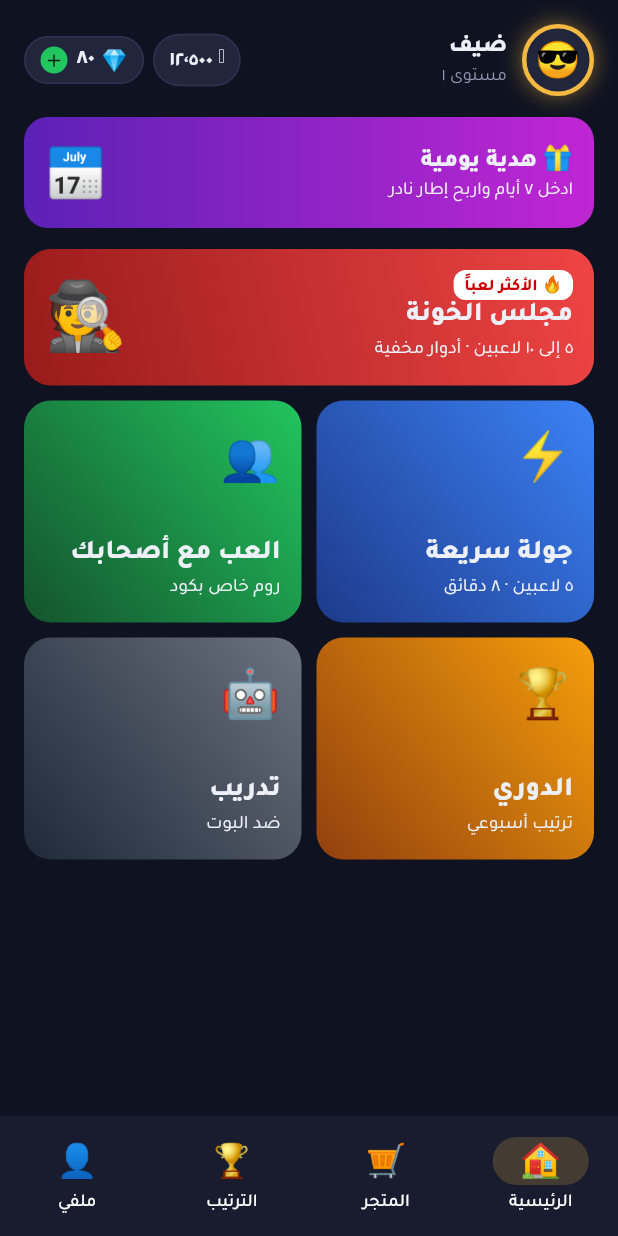
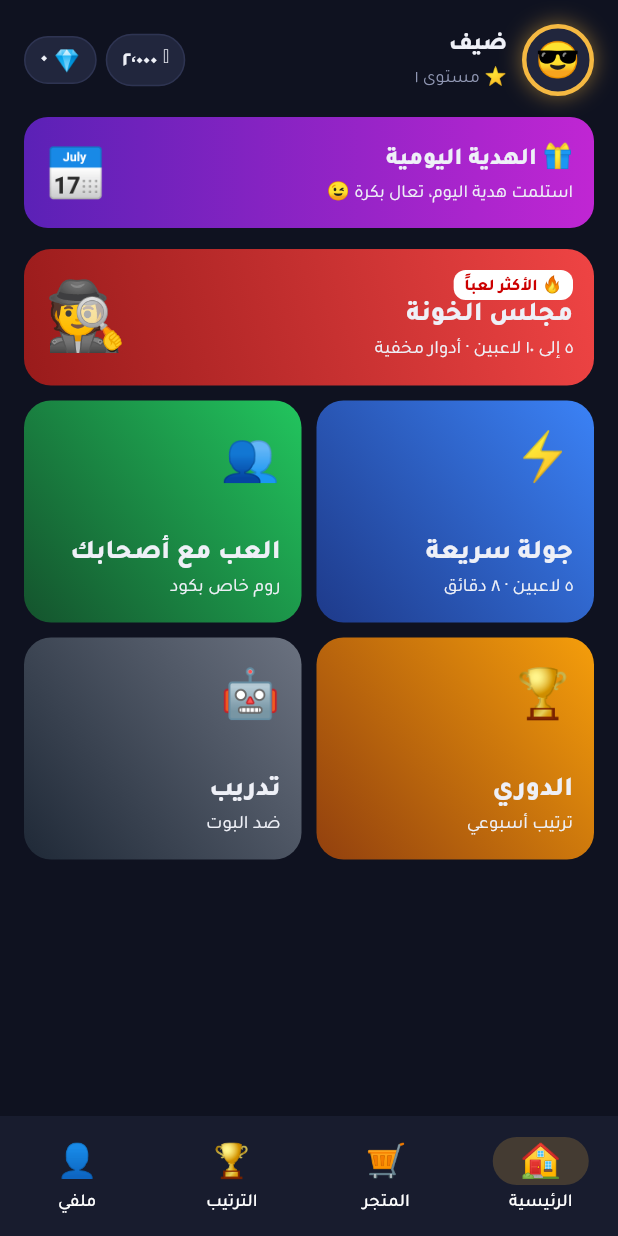
Before and after one commit to hussainfaisalaljaser-lang/majlis-game, a Flutter app: the screen it shows after launch, on a phone screen of 412 x 824 dp. Run offline on Flutter 3.47's test engine with Material 3 defaults, Android fonts, the phone set to English and light mode, and no system bars; our stand-ins replace cloud_firestore, cloud_functions, firebase_auth, firebase_core; accounts and stored records are empty; network calls fail.

Commit message:
Add player profiles, daily rewards, and coin-based table tiers
- functions: users/{uid} profiles (name, avatar, coins, diamonds, xp,
  level, stats) with ensureProfile, updateProfile (validated name and
  avatar list) and claimDaily (7-day streak, Gulf time reset)
- functions: quick-match tiers check level/VIP and escrow the entry fee
  on join, refund on leave; at game over the winning team splits the
  pot, everyone gets XP and stats; results stored on the room
- firestore.rules: players can read only their own profile
- app: first-run name/avatar setup, profile screen with level and
  stats, daily reward dialog, live coins in the header, tiers locked
  by level/VIP/coins, pot in the waiting room, rewards on game over
- tests: e2e covers profiles, daily claim, tier locks, fee refund and
  pot split; unit tests for daily streak and levels

Co-Authored-By: Claude Opus 5.5 <noreply@anthropic.com>
Claude-Session: https://claude.ai/code/session_01BusRnDayDYfrYcixxUP2K5

```diff
--- a/app/lib/main.dart
+++ b/app/lib/main.dart
@@ -4,6 +4,7 @@ import 'package:flutter/semantics.dart';
 import 'package:flutter_localizations/flutter_localizations.dart';
 
 import 'screens/home_screen.dart';
+import 'screens/profile_screen.dart';
 import 'services/backend.dart';
 import 'theme.dart';
 
@@ -27,7 +28,27 @@ class MajlisApp extends StatelessWidget {
       locale: const Locale('ar'),
       supportedLocales: const [Locale('ar')],
       localizationsDelegates: GlobalMaterialLocalizations.delegates,
-      home: const HomeScreen(),
+      home: const _Gate(),
     );
   }
 }
+
+/// أول مرة: يطلب من اللاعب يختار اسمه وصورته. بعدها: الرئيسية.
+class _Gate extends StatelessWidget {
+  const _Gate();
+
+  @override
+  Widget build(BuildContext context) {
+    final backend = Backend.instance;
+    if (!backend.isReady) return const HomeScreen();
+    return ValueListenableBuilder(
+      valueListenable: backend.profileLoaded,
+      builder: (context, loaded, _) => !loaded
+          ? const Scaffold(body: Center(child: CircularProgressIndicator()))
+          : ValueListenableBuilder(
+              valueListenable: backend.profile,
+              builder: (context, p, _) => p.setupDone ? const HomeScreen() : const EditProfileScreen(firstTime: true),
+            ),
+    );
+  }
+}
--- /dev/null
+++ b/app/lib/models/profile.dart
@@ -0,0 +1,94 @@
+/// ملف اللاعب كما يحفظه السيرفر (functions/src/profile.ts).
+class Profile {
+  const Profile({
+    required this.name,
+    required this.avatar,
+    required this.setupDone,
+    required this.coins,
+    required this.diamonds,
+    required this.xp,
+    required this.level,
+    required this.vip,
+    required this.gamesPlayed,
+    required this.gamesWon,
+    required this.lastDaily,
+    required this.dailyStreak,
+  });
+
+  factory Profile.fromJson(Map<String, dynamic> j) => Profile(
+        name: j['name'] as String,
+        avatar: j['avatar'] as String,
+        setupDone: j['setupDone'] as bool? ?? false,
+        coins: j['coins'] as int,
+        diamonds: j['diamonds'] as int,
+        xp: j['xp'] as int,
+        level: j['level'] as int,
+        vip: j['vip'] as bool? ?? false,
+        gamesPlayed: j['gamesPlayed'] as int,
+        gamesWon: j['gamesWon'] as int,
+        lastDaily: j['lastDaily'] as String?,
+        dailyStreak: j['dailyStreak'] as int,
+      );
+
+  /// للعرض التجريبي بدون سيرفر (نسخة الويب).
+  static const demo = Profile(
+    name: 'ضيف',
+    avatar: '😎',
+    setupDone: true,
+    coins: 2000,
+    diamonds: 0,
+    xp: 0,
+    level: 1,
+    vip: false,
+    gamesPlayed: 0,
+    gamesWon: 0,
+    lastDaily: null,
+    dailyStreak: 0,
+  );
+
+  final String name;
+  final String avatar;
+  final bool setupDone;
+  final int coins;
+  final int diamonds;
+  final int xp;
+  final int level;
+  final bool vip;
+  final int gamesPlayed;
+  final int gamesWon;
+  final String? lastDaily;
+  final int dailyStreak;
+
+  static const xpPerLevel = 100;
+  int get xpInLevel => xp % xpPerLevel;
+
+  int get winRate => gamesPlayed == 0 ? 0 : (gamesWon * 100 / gamesPlayed).round();
+
+  bool get dailyAvailable => lastDaily != gulfDay(DateTime.now());
+
+  /// رقم اليوم الجاي في سلسلة الهدية (١ إلى ٧).
+  int get nextDailyDay {
+    final today = gulfDay(DateTime.now());
+    final yesterday = gulfDay(DateTime.now().subtract(const Duration(days: 1)));
+    if (lastDaily == today) return dailyStreak;
+    if (lastDaily == yesterday) return dailyStreak % dailyRewards.length + 1;
+    return 1;
+  }
+}
+
+/// نفس الصور المسموحة في السيرفر.
+const avatars = ['😎', '👩', '🧔', '👨‍🦱', '👴', '👱‍♀️', '🧑', '👩‍🦰', '👨', '🧕', '🥷', '🤠', '👳‍♂️', '🧙', '🕵️', '🦸'];
+
+/// مكافآت الأيام السبعة (نفس functions/src/economy.ts).
+const dailyRewards = [
+  (coins: 200, diamonds: 0),
+  (coins: 300, diamonds: 0),
+  (coins: 400, diamonds: 0),
+  (coins: 500, diamonds: 0),
+  (coins: 700, diamonds: 0),
+  (coins: 900, diamonds: 0),
+  (coins: 1500, diamonds: 10),
+];
+
+/// تاريخ اليوم بتوقيت الخليج (UTC+3).
+String gulfDay(DateTime t) => t.toUtc().add(const Duration(hours: 3)).toIso8601String().substring(0, 10);
--- a/app/lib/models/room.dart
+++ b/app/lib/models/room.dart
@@ -53,6 +53,8 @@ class Room {
     required this.maxPlayers,
     required this.tierId,
     required this.players,
+    this.entryFee = 0,
+    this.results = const {},
     this.reactions = const [],
     this.opinions = const {},
   });
@@ -65,6 +67,15 @@ class Room {
         maxPlayers: j['maxPlayers'] as int,
         tierId: j['tierId'] as String?,
         players: [for (final p in j['players'] as List) RoomPlayer.fromJson(Map<String, dynamic>.from(p as Map))],
+        entryFee: j['entryFee'] as int? ?? 0,
+        results: {
+          for (final MapEntry(:key, :value) in ((j['results'] as Map?) ?? const {}).entries)
+            key as String: (
+              won: (value as Map)['won'] as bool,
+              coins: value['coins'] as int,
+              xp: value['xp'] as int,
+            ),
+        },
         reactions: [
           for (final r in (j['reactions'] as List?) ?? const []) Reaction.fromJson(Map<String, dynamic>.from(r as Map)),
         ],
@@ -83,6 +94,10 @@ class Room {
   final int maxPlayers;
   final String? tierId;
   final List<RoomPlayer> players;
+  final int entryFee;
+
+  /// اللي كسبه كل لاعب لما انتهت اللعبة.
+  final Map<String, ({bool won, int coins, int xp})> results;
   final List<Reaction> reactions;
 
   /// opinions[من][في] = true لو يشك فيه، false لو يثق فيه.
--- a/app/lib/screens/home_screen.dart
+++ b/app/lib/screens/home_screen.dart
@@ -1,7 +1,10 @@
 import 'package:flutter/material.dart';
 
+import '../services/backend.dart';
 import '../theme.dart';
 import '../widgets/common.dart';
+import '../widgets/daily_reward.dart';
+import 'profile_screen.dart';
 import 'tables_screen.dart';
 
 class HomeScreen extends StatelessWidget {
@@ -22,7 +25,7 @@ class HomeScreen extends StatelessWidget {
           children: [
             const _ProfileHeader(),
             const SizedBox(height: 14),
-            _DailyBanner(onTap: () => _soon(context)),
+            _DailyBanner(onTap: () => showDailyReward(context)),
             const SizedBox(height: 14),
             _ModeCard(
               emoji: '🕵️',
@@ -81,7 +84,11 @@ class HomeScreen extends StatelessWidget {
         backgroundColor: AppColors.panel,
         indicatorColor: AppColors.gold.withValues(alpha: .2),
         selectedIndex: 0,
-        onDestinationSelected: (i) => i == 0 ? null : _soon(context),
+        onDestinationSelected: (i) => switch (i) {
+          0 => null,
+          3 => Navigator.of(context).push(MaterialPageRoute(builder: (_) => const ProfileScreen())),
+          _ => _soon(context),
+        },
         destinations: const [
           NavigationDestination(icon: Text('🏠', style: TextStyle(fontSize: 22)), label: 'الرئيسية'),
           NavigationDestination(icon: Text('🛒', style: TextStyle(fontSize: 22)), label: 'المتجر'),
@@ -98,23 +105,41 @@ class _ProfileHeader extends StatelessWidget {
 
   @override
   Widget build(BuildContext context) {
-    return Row(
+    return ValueListenableBuilder(
+      valueListenable: Backend.instance.profile,
+      builder: (context, p, _) => Row(
         children: [
-        const PlayerAvatar(emoji: '😎', frame: AppColors.gold, size: 48),
+          Expanded(
+            child: InkWell(
+              borderRadius: BorderRadius.circular(30),
+              onTap: () => Navigator.of(context).push(MaterialPageRoute(builder: (_) => const ProfileScreen())),
+              child: Row(
+                children: [
+                  PlayerAvatar(emoji: p.avatar, frame: AppColors.gold, size: 48),
                   const SizedBox(width: 10),
-        const Expanded(
+                  Expanded(
                     child: Column(
                       crossAxisAlignment: CrossAxisAlignment.start,
                       children: [
-              Text('ضيف', style: TextStyle(fontWeight: FontWeight.w800, fontSize: 16)),
-              Text('مستوى ١', style: TextStyle(color: AppColors.muted, fontSize: 12)),
+                        Text(
+                          p.name,
+                          maxLines: 1,
+                          overflow: TextOverflow.ellipsis,
+                          style: const TextStyle(fontWeight: FontWeight.w800, fontSize: 16),
+                        ),
+                        Text('⭐ مستوى ${arabicNumber(p.level)}', style: const TextStyle(color: AppColors.muted, fontSize: 12)),
                       ],
                     ),
                   ),
-        const CurrencyPill(icon: '🪙', amount: 12500),
+                ],
+              ),
+            ),
+          ),
+          CurrencyPill(icon: '🪙', amount: p.coins),
           const SizedBox(width: 6),
-        CurrencyPill(icon: '💎', amount: 80, onAdd: () {}),
+          CurrencyPill(icon: '💎', amount: p.diamonds),
         ],
+      ),
     );
   }
 }
@@ -126,6 +151,10 @@ class _DailyBanner extends StatelessWidget {
 
   @override
   Widget build(BuildContext context) {
+    return ValueListenableBuilder(
+      valueListenable: Backend.instance.profile,
+      builder: (context, p, _) {
+        final available = p.dailyAvailable && Backend.instance.isReady;
         return InkWell(
           onTap: onTap,
           borderRadius: BorderRadius.circular(16),
@@ -135,21 +164,42 @@ class _DailyBanner extends StatelessWidget {
               borderRadius: BorderRadius.circular(16),
               gradient: const LinearGradient(colors: [Color(0xFF5B21B6), Color(0xFFC026D3)]),
             ),
-        child: const Row(
+            child: Row(
               children: [
                 Expanded(
                   child: Column(
                     crossAxisAlignment: CrossAxisAlignment.start,
                     children: [
-                  Text('🎁 هدية يومية', style: TextStyle(fontWeight: FontWeight.w800, fontSize: 16)),
-                  Text('ادخل ٧ أيام واربح إطار نادر', style: TextStyle(fontSize: 12)),
+                      Text(
+                        available ? '🎁 هديتك اليومية جاهزة!' : '🎁 الهدية اليومية',
+                        style: const TextStyle(fontWeight: FontWeight.w800, fontSize: 16),
+                      ),
+                      Text(
+                        available
+                            ? 'اليوم ${arabicNumber(p.nextDailyDay)} من ٧ · اضغط واستلم'
+                            : 'استلمت هدية اليوم، تعال بكرة 😉',
+                        style: const TextStyle(fontSize: 12),
+                      ),
                     ],
                   ),
                 ),
-            Text('📅', style: TextStyle(fontSize: 32)),
+                Stack(
+                  clipBehavior: Clip.none,
+                  children: [
+                    const Text('📅', style: TextStyle(fontSize: 32)),
+                    if (available)
+                      const Positioned(
+                        top: -2,
+                        left: -2,
+                        child: CircleAvatar(radius: 6, backgroundColor: AppColors.traitor),
+                      ),
+                  ],
+                ),
               ],
             ),
           ),
+        );
+      },
     );
   }
 }
```
Also changed, not shown: app/lib/models/table_tier.dart (+6 -4 lines), app/lib/screens/game_screen.dart (+29 -0 lines), app/lib/screens/profile_screen.dart (added, +226 -0 lines), app/lib/screens/tables_screen.dart (+31 -28 lines), app/lib/screens/waiting_screen.dart (+7 -1 lines), app/lib/services/backend.dart (+28 -11 lines), app/lib/widgets/daily_reward.dart (added, +127 -0 lines), 9 other files. Lines whose indentation alone changed are shown as unchanged.
